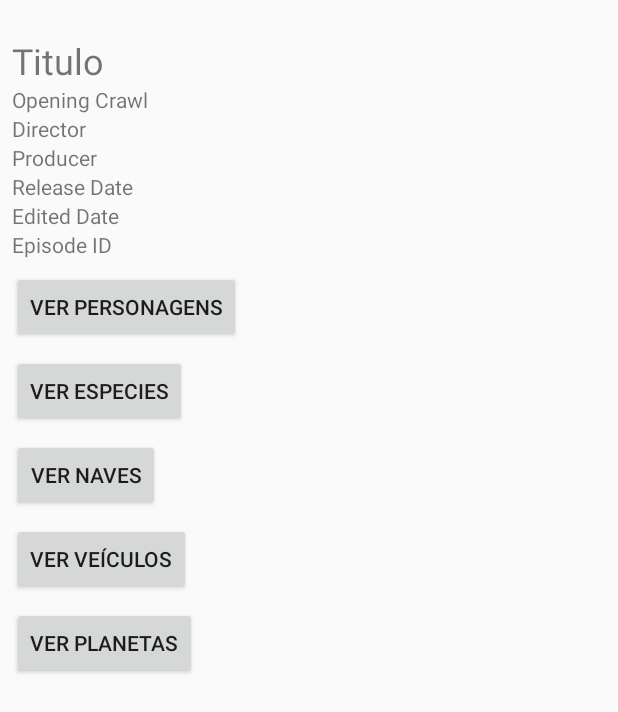
After one commit to Marceloamds/JeraSwapi, an Android app: the MovieDetailActivity screen opened directly, with no data from a screen before it, on a phone screen of 412 x 824 dp. The commit adds this screen. Shown: the top 712 px of the screen. Run offline under Robolectric (Android 15) with nearby library versions, the phone set to English and light mode, and no system bars; 7 statements that could not run were skipped.

Commit message:
Adicionadas classes específicas para Characters, Planets,Species, Starships e Vehicles; Passando urls da MovieActivity para cada uma delas

```diff
--- a/app/build.gradle
+++ b/app/build.gradle
@@ -39,4 +39,5 @@ dependencies {
     testImplementation 'junit:junit:4.12'
     androidTestImplementation 'androidx.test:runner:1.1.1'
     androidTestImplementation 'androidx.test.espresso:espresso-core:3.1.1'
+    implementation 'androidx.recyclerview:recyclerview:1.0.0'
 }
--- a/app/src/main/java/com/engefour/jeraswapi/MainActivity.kt
+++ b/app/src/main/java/com/engefour/jeraswapi/MainActivity.kt
@@ -49,7 +49,7 @@ class MainActivity : AppCompatActivity() {
         override fun bind(viewHolder: ViewHolder, position: Int) {
             viewHolder.itemView.textViewTitle.text = movie.title
             viewHolder.itemView.setOnClickListener {
-                val i = Intent(context,MovieActivity::class.java)
+                val i = Intent(context,MovieDetailActivity::class.java)
                 i.putExtra("movie", Gson().toJson(movie))
                 context.startActivity(i)
             }
--- /dev/null
+++ b/app/src/main/java/com/engefour/jeraswapi/MovieDetailActivity.kt
@@ -0,0 +1,53 @@
+package com.engefour.jeraswapi
+
+import android.content.Intent
+import androidx.appcompat.app.AppCompatActivity
+import android.os.Bundle
+import com.engefour.jeraswapi.model.Filme
+import com.google.gson.Gson
+import kotlinx.android.synthetic.main.activity_movie_detail.*
+
+class MovieDetailActivity : AppCompatActivity() {
+
+    override fun onCreate(savedInstanceState: Bundle?) {
+        super.onCreate(savedInstanceState)
+        setContentView(R.layout.activity_movie_detail)
+        val movieIntent = intent.getStringExtra("movie")
+        val movie = Gson().fromJson<Filme>(movieIntent,Filme::class.java)
+        textViewTitle.text = movie.title
+        openingCrawl.text = movie.openingCrawl
+        textViewDirector.text = movie.director
+        textViewProducer.text = movie.producer
+        releaseDate.text = movie.releaseDate.toString()
+        editedDate.text = movie.editedDate
+        episodeId.text = movie.episodeId.toString()
+
+        buttonCharacters.setOnClickListener {
+            val i = Intent(this,CharactersActivity::class.java)
+            i.putStringArrayListExtra("charactersUrls", movie.characters)
+            startActivity(i)
+        }
+
+        buttonSpecies.setOnClickListener {
+            val i = Intent(this,SpeciesActivity::class.java)
+            i.putStringArrayListExtra("speciesUrls", movie.species)
+            startActivity(i)
+        }
+        buttonPlanets.setOnClickListener {
+            val i = Intent(this,PlanetsActivity::class.java)
+            i.putStringArrayListExtra("planetsUrls", movie.planets)
+            startActivity(i)
+        }
+        buttonStarships.setOnClickListener {
+            val i = Intent(this,StarshipsActivity::class.java)
+            i.putStringArrayListExtra("starshipsUrls", movie.starships)
+            startActivity(i)
+        }
+        buttonVehicles.setOnClickListener {
+            val i = Intent(this,VehiclesActivity::class.java)
+            i.putStringArrayListExtra("vehiclesUrls", movie.vehicles)
+            startActivity(i)
+        }
+
+    }
+}
--- a/app/src/main/java/com/engefour/jeraswapi/model/api/StarWarsApi.kt
+++ b/app/src/main/java/com/engefour/jeraswapi/model/api/StarWarsApi.kt
@@ -9,9 +9,10 @@ import retrofit2.Retrofit
 import retrofit2.adapter.rxjava.RxJavaCallAdapterFactory
 import retrofit2.converter.gson.GsonConverterFactory
 import rx.Observable
+import java.util.concurrent.TimeUnit
 
 class StarWarsApi{
-    val service: StarWarsApiDef
+    private val service: StarWarsApiDef
 
     init{
         //logging é opcional. Serve pra pegar o log do que tá acontecendo com o servidor
@@ -20,6 +21,9 @@ class StarWarsApi{
 
         val httpClient = OkHttpClient.Builder()
         httpClient.addInterceptor(logging)
+            .connectTimeout(1, TimeUnit.MINUTES) // connect timeout
+            .writeTimeout(1, TimeUnit.MINUTES) // write timeout
+            .readTimeout(1, TimeUnit.MINUTES) // read timeout
 
         val gson = GsonBuilder().setLenient().create()
 
--- /dev/null
+++ b/app/src/main/res/layout/activity_movie_detail.xml
@@ -0,0 +1,94 @@
+<?xml version="1.0" encoding="utf-8"?>
+<ScrollView
+        xmlns:android="http://schemas.android.com/apk/res/android"
+        xmlns:tools="http://schemas.android.com/tools"
+        xmlns:app="http://schemas.android.com/apk/res-auto"
+        android:layout_width="match_parent"
+        android:layout_height="match_parent"
+        tools:context=".MovieDetailActivity">
+<androidx.constraintlayout.widget.ConstraintLayout
+        android:layout_width="match_parent"
+        android:layout_height="wrap_content">
+
+    <TextView
+            android:text="Episode ID"
+            android:layout_width="wrap_content"
+            android:layout_height="wrap_content"
+            android:id="@+id/episodeId" app:layout_constraintStart_toStartOf="parent" android:layout_marginStart="8dp"
+            app:layout_constraintTop_toBottomOf="@+id/editedDate"/>
+    <TextView
+            android:text="Titulo"
+            android:layout_width="wrap_content"
+            android:layout_height="wrap_content"
+            android:id="@+id/textViewTitle" app:layout_constraintStart_toStartOf="parent"
+            android:layout_marginStart="8dp"
+            app:layout_constraintTop_toTopOf="parent" android:layout_marginTop="24dp" android:textSize="24sp"/>
+    <TextView
+            android:text="Opening Crawl"
+            android:layout_width="wrap_content"
+            android:layout_height="wrap_content"
+            android:id="@+id/openingCrawl"
+            app:layout_constraintTop_toBottomOf="@+id/textViewTitle" app:layout_constraintStart_toStartOf="parent"
+            android:layout_marginStart="8dp"/>
+    <TextView
+            android:text="Director"
+            android:layout_width="wrap_content"
+            android:layout_height="wrap_content"
+            android:id="@+id/textViewDirector" app:layout_constraintStart_toStartOf="parent"
+            android:layout_marginStart="8dp"
+            app:layout_constraintTop_toBottomOf="@+id/openingCrawl"/>
+    <TextView
+            android:text="Producer"
+            android:layout_width="wrap_content"
+            android:layout_height="wrap_content"
+            android:id="@+id/textViewProducer" app:layout_constraintStart_toStartOf="parent"
+            android:layout_marginStart="8dp"
+            app:layout_constraintTop_toBottomOf="@+id/textViewDirector"/>
+    <TextView
+            android:text="Release Date"
+            android:layout_width="wrap_content"
+            android:layout_height="wrap_content"
+            android:id="@+id/releaseDate" app:layout_constraintStart_toStartOf="parent" android:layout_marginStart="8dp"
+            app:layout_constraintTop_toBottomOf="@+id/textViewProducer"/>
+    <TextView
+            android:text="Edited Date"
+            android:layout_width="wrap_content"
+            android:layout_height="wrap_content"
+            android:id="@+id/editedDate" app:layout_constraintStart_toStartOf="parent" android:layout_marginStart="8dp"
+            app:layout_constraintTop_toBottomOf="@+id/releaseDate"/>
+    <Button
+            android:text="Ver Especies"
+            android:layout_width="wrap_content"
+            android:layout_height="wrap_content"
+            android:id="@+id/buttonSpecies" app:layout_constraintStart_toStartOf="parent"
+            android:layout_marginTop="8dp" app:layout_constraintTop_toBottomOf="@+id/buttonCharacters"
+            android:layout_marginStart="8dp"/>
+    <Button
+            android:text="Ver Naves"
+            android:layout_width="wrap_content"
+            android:layout_height="wrap_content"
+            android:id="@+id/buttonStarships" app:layout_constraintStart_toStartOf="parent" android:layout_marginStart="8dp"
+            android:layout_marginTop="8dp" app:layout_constraintTop_toBottomOf="@+id/buttonSpecies"/>
+    <Button
+            android:text="Ver Veículos"
+            android:layout_width="wrap_content"
+            android:layout_height="wrap_content"
+            android:id="@+id/buttonVehicles" android:layout_marginTop="8dp"
+            app:layout_constraintTop_toBottomOf="@+id/buttonStarships" app:layout_constraintStart_toStartOf="parent"
+            android:layout_marginStart="8dp"/>
+    <Button
+            android:text="Ver Personagens"
+            android:layout_width="wrap_content"
+            android:layout_height="wrap_content"
+            android:id="@+id/buttonCharacters" android:layout_marginTop="8dp"
+            app:layout_constraintTop_toBottomOf="@+id/episodeId" app:layout_constraintStart_toStartOf="parent"
+            android:layout_marginStart="8dp"/>
+    <Button
+            android:text="Ver Planetas"
+            android:layout_width="wrap_content"
+            android:layout_height="wrap_content"
+            android:id="@+id/buttonPlanets" android:layout_marginTop="8dp"
+            app:layout_constraintTop_toBottomOf="@+id/buttonVehicles" app:layout_constraintStart_toStartOf="parent"
+            android:layout_marginStart="8dp"/>
+</androidx.constraintlayout.widget.ConstraintLayout>
+</ScrollView>
```
Also changed, not shown: app/src/main/AndroidManifest.xml (+11 -1 lines), app/src/main/java/com/engefour/jeraswapi/CharactersActivity.kt (added, +19 -0 lines), app/src/main/java/com/engefour/jeraswapi/MovieActivity.kt (deleted, +0 -19 lines), app/src/main/java/com/engefour/jeraswapi/PlanetsActivity.kt (added, +19 -0 lines), app/src/main/java/com/engefour/jeraswapi/SpeciesActivity.kt (added, +19 -0 lines), app/src/main/java/com/engefour/jeraswapi/StarshipsActivity.kt (added, +19 -0 lines), app/src/main/java/com/engefour/jeraswapi/VehiclesActivity.kt (added, +19 -0 lines), app/src/main/java/com/engefour/jeraswapi/model/DataClasses.kt (+5 -5 lines), app/src/main/java/com/engefour/jeraswapi/model/api/DataClassesSwapi.kt (+5 -5 lines), app/src/main/res/layout/activity_characters.xml (added, +19 -0 lines), app/src/main/res/layout/activity_movie.xml (deleted, +0 -55 lines), app/src/main/res/layout/activity_planets.xml (added, +19 -0 lines), app/src/main/res/layout/activity_species.xml (added, +19 -0 lines), app/src/main/res/layout/activity_starships.xml (added, +19 -0 lines), 1 more files.
